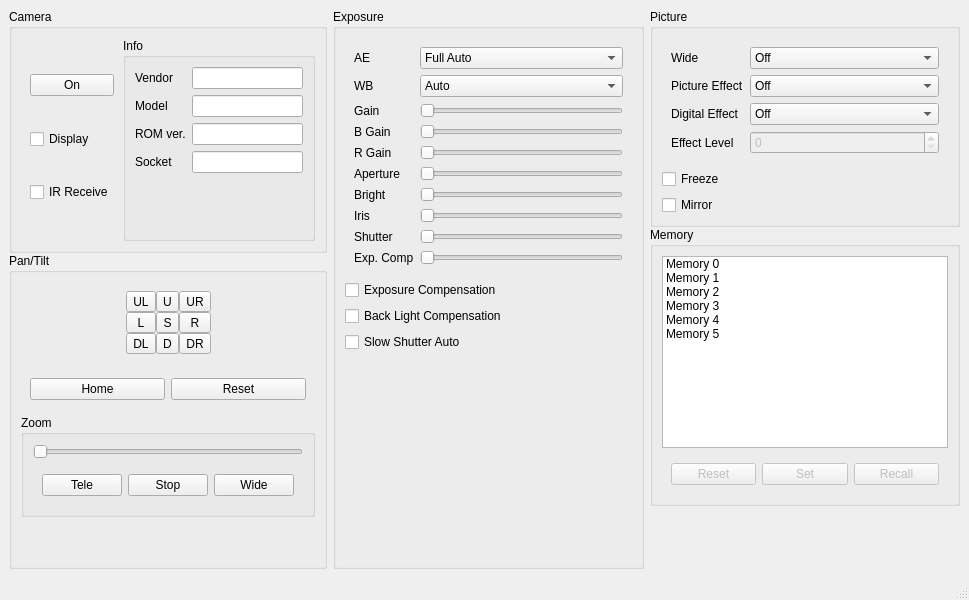
This is camerawindow.ui in nemo42/libViscaQtUi as Qt 5 draws it before an edit. The edited form follows.
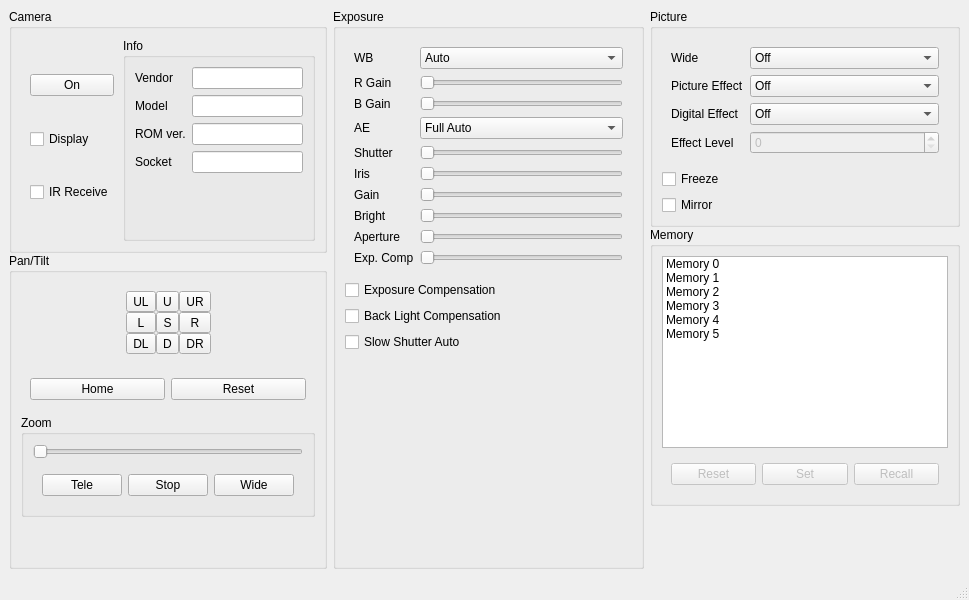
This is the edited form. Icons and pictures are not drawn.

Commit message: Implemented Exposrure settings.

Patch:
```diff
--- a/camerawindow.ui
+++ b/camerawindow.ui
@@ -467,65 +467,6 @@
           <property name="fieldGrowthPolicy">
            <enum>QFormLayout::AllNonFixedFieldsGrow</enum>
           </property>
-          <item row="0" column="0">
-           <widget class="QLabel" name="aELabel">
-            <property name="text">
-             <string>AE</string>
-            </property>
-            <property name="buddy">
-             <cstring>aEComboBox</cstring>
-            </property>
-           </widget>
-          </item>
-          <item row="0" column="1">
-           <widget class="QComboBox" name="aEComboBox">
-            <item>
-             <property name="text">
-              <string>Full Auto</string>
-             </property>
-            </item>
-            <item>
-             <property name="text">
-              <string>Manual</string>
-             </property>
-            </item>
-            <item>
-             <property name="text">
-              <string>Shutter Priority</string>
-             </property>
-            </item>
-            <item>
-             <property name="text">
-              <string>Iris Priority</string>
-             </property>
-            </item>
-            <item>
-             <property name="text">
-              <string>Gain Priority</string>
-             </property>
-            </item>
-            <item>
-             <property name="text">
-              <string>Bright</string>
-             </property>
-            </item>
-            <item>
-             <property name="text">
-              <string>Shutter Auto</string>
-             </property>
-            </item>
-            <item>
-             <property name="text">
-              <string>Iris Auto</string>
-             </property>
-            </item>
-            <item>
-             <property name="text">
-              <string>Gain Auto</string>
-             </property>
-            </item>
-           </widget>
-          </item>
           <item row="1" column="0">
            <widget class="QLabel" name="wBLabel">
             <property name="text">
@@ -548,6 +489,11 @@
               <string>Indoor</string>
              </property>
             </item>
+            <item>
+             <property name="text">
+              <string>Outdoor</string>
+             </property>
+            </item>
             <item>
              <property name="text">
               <string>One Push WB</string>
@@ -555,7 +501,7 @@
             </item>
             <item>
              <property name="text">
-              <string>ATW</string>
+              <string>Auto Tracing WB</string>
              </property>
             </item>
             <item>
@@ -563,14 +509,55 @@
               <string>Manual</string>
              </property>
             </item>
-            <item>
-             <property name="text">
-              <string>One Push Trigger</string>
-             </property>
-            </item>
            </widget>
           </item>
-          <item row="2" column="0">
+          <item row="4" column="0">
+           <widget class="QLabel" name="bGainLabel">
+            <property name="text">
+             <string>B Gain</string>
+            </property>
+            <property name="buddy">
+             <cstring>bGainSlider</cstring>
+            </property>
+           </widget>
+          </item>
+          <item row="4" column="1">
+           <widget class="QSlider" name="bGainSlider">
+            <property name="enabled">
+             <bool>false</bool>
+            </property>
+            <property name="maximum">
+             <number>255</number>
+            </property>
+            <property name="orientation">
+             <enum>Qt::Horizontal</enum>
+            </property>
+           </widget>
+          </item>
+          <item row="12" column="0">
+           <widget class="QLabel" name="brightLabel">
+            <property name="text">
+             <string>Bright</string>
+            </property>
+            <property name="buddy">
+             <cstring>brightSlider</cstring>
+            </property>
+           </widget>
+          </item>
+          <item row="12" column="1">
+           <widget class="QSlider" name="brightSlider">
+            <property name="enabled">
+             <bool>false</bool>
+            </property>
+            <property name="maximum">
+             <number>23</number>
+            </property>
+            <property name="orientation">
+             <enum>Qt::Horizontal</enum>
+            </property>
+           </widget>
+          </item>
+          <item row="10" column="0">
            <widget class="QLabel" name="gainLabel">
             <property name="text">
              <string>Gain</string>
@@ -580,8 +567,11 @@
             </property>
            </widget>
           </item>
-          <item row="2" column="1">
+          <item row="10" column="1">
            <widget class="QSlider" name="gainSlider">
+            <property name="enabled">
+             <bool>false</bool>
+            </property>
             <property name="maximum">
              <number>7</number>
             </property>
@@ -590,27 +580,66 @@
             </property>
            </widget>
           </item>
+          <item row="6" column="1">
+           <widget class="QComboBox" name="aEComboBox">
+            <item>
+             <property name="text">
+              <string>Full Auto</string>
+             </property>
+            </item>
+            <item>
+             <property name="text">
+              <string>Manual</string>
+             </property>
+            </item>
+            <item>
+             <property name="text">
+              <string>Shutter Priority</string>
+             </property>
+            </item>
+            <item>
+             <property name="text">
+              <string>Iris Priority</string>
+             </property>
+            </item>
+            <item>
+             <property name="text">
+              <string>Gain Priority</string>
+             </property>
+            </item>
+            <item>
+             <property name="text">
+              <string>Shutter Auto</string>
+             </property>
+            </item>
+            <item>
+             <property name="text">
+              <string>Iris Auto</string>
+             </property>
+            </item>
+            <item>
+             <property name="text">
+              <string>Gain Auto</string>
+             </property>
+            </item>
+            <item>
+             <property name="text">
+              <string>Bright</string>
+             </property>
+            </item>
+           </widget>
+          </item>
+          <item row="6" column="0">
+           <widget class="QLabel" name="aELabel">
+            <property name="text">
+             <string>AE</string>
+            </property>
+            <property name="buddy">
+             <cstring>aEComboBox</cstring>
+            </property>
+           </widget>
+          </item>
           <item row="3" column="0">
-           <widget class="QLabel" name="bGainLabel">
-            <property name="text">
-             <string>B Gain</string>
-            </property>
-            <property name="buddy">
-             <cstring>bGainSlider</cstring>
-            </property>
-           </widget>
-          </item>
-          <item row="3" column="1">
-           <widget class="QSlider" name="bGainSlider">
-            <property name="maximum">
-             <number>255</number>
-            </property>
-            <property name="orientation">
-             <enum>Qt::Horizontal</enum>
-            </property>
-           </widget>
-          </item>
-          <item row="4" column="0">
            <widget class="QLabel" name="rGainLabel">
             <property name="text">
              <string>R Gain</string>
@@ -620,8 +649,11 @@
             </property>
            </widget>
           </item>
-          <item row="4" column="1">
+          <item row="3" column="1">
            <widget class="QSlider" name="rGainSlider">
+            <property name="enabled">
+             <bool>false</bool>
+            </property>
             <property name="maximum">
              <number>255</number>
             </property>
@@ -630,66 +662,6 @@
             </property>
            </widget>
           </item>
-          <item row="5" column="0">
-           <widget class="QLabel" name="apertureLabel">
-            <property name="text">
-             <string>Aperture</string>
-            </property>
-            <property name="buddy">
-             <cstring>apertureSlider</cstring>
-            </property>
-           </widget>
-          </item>
-          <item row="5" column="1">
-           <widget class="QSlider" name="apertureSlider">
-            <property name="maximum">
-             <number>15</number>
-            </property>
-            <property name="orientation">
-             <enum>Qt::Horizontal</enum>
-            </property>
-           </widget>
-          </item>
-          <item row="6" column="0">
-           <widget class="QLabel" name="brightLabel">
-            <property name="text">
-             <string>Bright</string>
-            </property>
-            <property name="buddy">
-             <cstring>brightSlider</cstring>
-            </property>
-           </widget>
-          </item>
-          <item row="6" column="1">
-           <widget class="QSlider" name="brightSlider">
-            <property name="maximum">
-             <number>23</number>
-            </property>
-            <property name="orientation">
-             <enum>Qt::Horizontal</enum>
-            </property>
-           </widget>
-          </item>
-          <item row="7" column="0">
-           <widget class="QLabel" name="irisLabel">
-            <property name="text">
-             <string>Iris</string>
-            </property>
-            <property name="buddy">
-             <cstring>irisSlider</cstring>
-            </property>
-           </widget>
-          </item>
-          <item row="7" column="1">
-           <widget class="QSlider" name="irisSlider">
-            <property name="maximum">
-             <number>17</number>
-            </property>
-            <property name="orientation">
-             <enum>Qt::Horizontal</enum>
-            </property>
-           </widget>
-          </item>
           <item row="8" column="0">
            <widget class="QLabel" name="shutterLabel">
             <property name="text">
@@ -702,6 +674,9 @@
           </item>
           <item row="8" column="1">
            <widget class="QSlider" name="shutterSlider">
+            <property name="enabled">
+             <bool>false</bool>
+            </property>
             <property name="maximum">
              <number>19</number>
             </property>
@@ -711,6 +686,29 @@
            </widget>
           </item>
           <item row="9" column="0">
+           <widget class="QLabel" name="irisLabel">
+            <property name="text">
+             <string>Iris</string>
+            </property>
+            <property name="buddy">
+             <cstring>irisSlider</cstring>
+            </property>
+           </widget>
+          </item>
+          <item row="9" column="1">
+           <widget class="QSlider" name="irisSlider">
+            <property name="enabled">
+             <bool>false</bool>
+            </property>
+            <property name="maximum">
+             <number>17</number>
+            </property>
+            <property name="orientation">
+             <enum>Qt::Horizontal</enum>
+            </property>
+           </widget>
+          </item>
+          <item row="15" column="0">
            <widget class="QLabel" name="exposureCompensationLabel">
             <property name="text">
              <string>Exp. Comp</string>
@@ -720,7 +718,7 @@
             </property>
            </widget>
           </item>
-          <item row="9" column="1">
+          <item row="15" column="1">
            <widget class="QSlider" name="exposureCompensationSlider">
             <property name="enabled">
              <bool>false</bool>
@@ -733,6 +731,26 @@
             </property>
            </widget>
           </item>
+          <item row="13" column="1">
+           <widget class="QSlider" name="apertureSlider">
+            <property name="maximum">
+             <number>15</number>
+            </property>
+            <property name="orientation">
+             <enum>Qt::Horizontal</enum>
+            </property>
+           </widget>
+          </item>
+          <item row="13" column="0">
+           <widget class="QLabel" name="apertureLabel">
+            <property name="text">
+             <string>Aperture</string>
+            </property>
+            <property name="buddy">
+             <cstring>apertureSlider</cstring>
+            </property>
+           </widget>
+          </item>
          </layout>
         </widget>
        </item>
@@ -745,6 +763,9 @@
        </item>
        <item>
         <widget class="QCheckBox" name="backLightCompensationCheckBox">
+         <property name="enabled">
+          <bool>true</bool>
+         </property>
          <property name="text">
           <string>Back Light Compensation</string>
          </property>
```
The commit also changes 2 other files.
